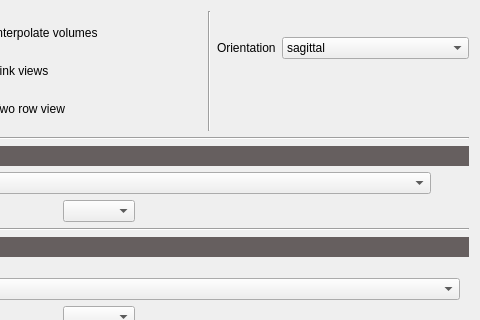
Before: the Qt Designer form ui/ui_datatab.ui in VCCRI/vpv, drawn with Qt 5; both pictures show x 281 to 761 and y 0 to 320 of the 761 by 769 pixel window.
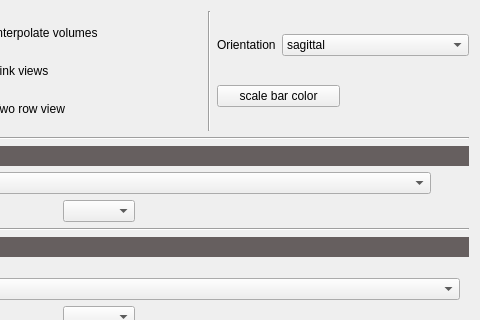
After: the same form once the commit is applied. Icons and pictures are not drawn.

Commit message: Scale bar color chnage

Patch:
```diff
--- a/ui/ui_datatab.ui
+++ b/ui/ui_datatab.ui
@@ -214,6 +214,13 @@
          </item>
          <item>
           <layout class="QHBoxLayout" name="horizontalLayout_5">
+           <item>
+            <widget class="QPushButton" name="pushButtonScaleBarColor">
+             <property name="text">
+              <string>scale bar color</string>
+             </property>
+            </widget>
+           </item>
            <item>
             <widget class="QPushButton" name="pushButtonScreenShot">
              <property name="styleSheet">
```
The commit also changes 4 other files.
